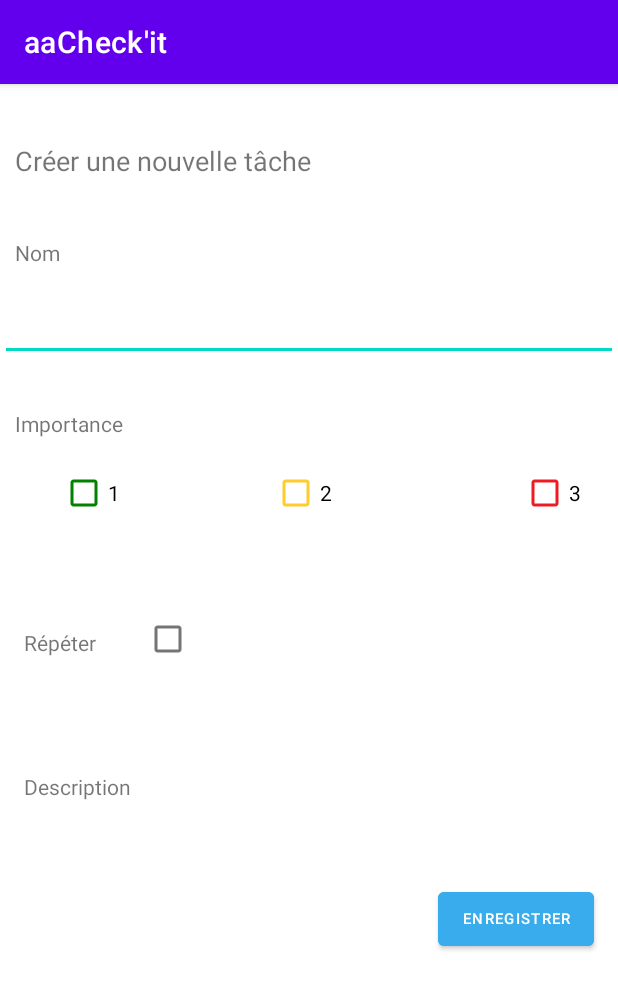
After one commit to Landry-marlhac/AndroidAppESIEE, an Android app: the NewTask screen opened directly, with no data from a screen before it, on a phone screen of 412 x 824 dp. The commit adds this screen. Shown: the top 989 px of the screen. Run offline under Robolectric (Android 15) with nearby library versions, the phone set to English and light mode, and no system bars.

Commit message:
Push avec la page principale modifiée et la page création de tâche

```diff
--- a/app/src/main/AndroidManifest.xml
+++ b/app/src/main/AndroidManifest.xml
@@ -9,6 +9,9 @@
         android:roundIcon="@mipmap/ic_launcher_round"
         android:supportsRtl="true"
         android:theme="@style/Theme.AndroidAppESIEE">
+        <activity
+            android:name=".NewTask"
+            android:exported="true" />
         <activity
             android:name=".MainActivity"
             android:exported="true"
--- a/app/src/main/java/com/example/androidappesiee/MainActivity.java
+++ b/app/src/main/java/com/example/androidappesiee/MainActivity.java
@@ -1,5 +1,6 @@
 package com.example.androidappesiee;
 //test de modif
+import android.content.Intent;
 import android.os.Bundle;
 import android.view.View;
 import android.view.Menu;
@@ -29,11 +30,11 @@ public class MainActivity extends AppCompatActivity {
         setContentView(binding.getRoot());
 
         setSupportActionBar(binding.appBarMain.toolbar);
-        binding.appBarMain.fab.setOnClickListener(new View.OnClickListener() {
+        binding.appBarMain.button.setOnClickListener(new View.OnClickListener() {
             @Override
             public void onClick(View view) {
-                Snackbar.make(view, "Replace with your own action", Snackbar.LENGTH_LONG)
-                        .setAction("Action", null).show();
+                Intent newtaskIntent = new Intent(MainActivity.this, NewTask.class);
+                startActivity(newtaskIntent);
             }
         });
         DrawerLayout drawer = binding.drawerLayout;
--- /dev/null
+++ b/app/src/main/java/com/example/androidappesiee/NewTask.java
@@ -0,0 +1,28 @@
+package com.example.androidappesiee;
+
+import androidx.appcompat.app.AppCompatActivity;
+
+import android.os.Bundle;
+import android.view.View;
+import android.widget.CheckBox;
+
+public class NewTask extends AppCompatActivity {
+
+    CheckBox mpasimportant;
+    CheckBox mimportant;
+    CheckBox mtresimportant;
+
+    @Override
+    protected void onCreate(Bundle savedInstanceState) {
+        super.onCreate(savedInstanceState);
+        setContentView(R.layout.activity_new_task);
+
+        mpasimportant = findViewById(R.id.importance1);
+        mimportant = findViewById(R.id.importance2);
+        mtresimportant = findViewById(R.id.importance3);
+
+
+
+    }
+
+}
--- /dev/null
+++ b/app/src/main/res/layout/activity_new_task.xml
@@ -0,0 +1,155 @@
+<?xml version="1.0" encoding="utf-8"?>
+<androidx.constraintlayout.widget.ConstraintLayout xmlns:android="http://schemas.android.com/apk/res/android"
+    xmlns:app="http://schemas.android.com/apk/res-auto"
+    xmlns:tools="http://schemas.android.com/tools"
+    android:layout_width="match_parent"
+    android:layout_height="match_parent"
+    android:orientation="vertical"
+    tools:context=".NewTask">
+
+    <!-- Titre de la page -->
+
+    <TextView
+        android:layout_width="wrap_content"
+        android:layout_height="wrap_content"
+        android:text="Créer une nouvelle tâche"
+        android:textSize="18dp"
+        app:layout_constraintBottom_toBottomOf="parent"
+        app:layout_constraintEnd_toEndOf="parent"
+        app:layout_constraintHorizontal_bias="0.046"
+        app:layout_constraintStart_toStartOf="parent"
+        app:layout_constraintTop_toTopOf="parent"
+        app:layout_constraintVertical_bias="0.052" />
+
+    <!-- Nom de la tache -->
+
+    <TextView
+        android:layout_width="wrap_content"
+        android:layout_height="wrap_content"
+        android:text="Nom"
+        app:layout_constraintBottom_toBottomOf="parent"
+        app:layout_constraintEnd_toEndOf="parent"
+        app:layout_constraintHorizontal_bias="0.026"
+        app:layout_constraintStart_toStartOf="parent"
+        app:layout_constraintTop_toTopOf="parent"
+        app:layout_constraintVertical_bias="0.137" />
+
+    <EditText
+        android:id="@+id/taskname"
+        android:layout_width="match_parent"
+        android:layout_height="wrap_content"
+        app:layout_constraintBottom_toBottomOf="parent"
+        app:layout_constraintEnd_toEndOf="parent"
+        app:layout_constraintHorizontal_bias="0.0"
+        app:layout_constraintStart_toStartOf="parent"
+        app:layout_constraintTop_toTopOf="parent"
+        app:layout_constraintVertical_bias="0.193" />
+
+    <CheckBox
+        android:layout_width="wrap_content"
+        android:layout_height="wrap_content"
+        app:layout_constraintBottom_toBottomOf="parent"
+        app:layout_constraintEnd_toEndOf="parent"
+        app:layout_constraintHorizontal_bias="0.242"
+        app:layout_constraintStart_toStartOf="parent"
+        app:layout_constraintTop_toTopOf="parent"
+        app:layout_constraintVertical_bias="0.481" />
+
+    <!-- Importance tache -->
+
+    <CheckBox
+        android:id="@+id/importance1"
+        android:layout_width="wrap_content"
+        android:layout_height="wrap_content"
+        android:text="1"
+        app:layout_constraintBottom_toBottomOf="parent"
+        app:layout_constraintEnd_toEndOf="parent"
+        app:layout_constraintHorizontal_bias="0.11"
+        app:layout_constraintStart_toStartOf="parent"
+        app:layout_constraintTop_toTopOf="parent"
+        app:layout_constraintVertical_bias="0.345"
+        android:buttonTint="@color/green" />
+
+    <CheckBox
+        android:id="@+id/importance2"
+        android:layout_width="wrap_content"
+        android:layout_height="wrap_content"
+        android:text="2"
+        app:layout_constraintBottom_toBottomOf="parent"
+        app:layout_constraintEnd_toEndOf="parent"
+        app:layout_constraintHorizontal_bias="0.498"
+        app:layout_constraintStart_toStartOf="parent"
+        app:layout_constraintTop_toTopOf="parent"
+        app:layout_constraintVertical_bias="0.345"
+        android:buttonTint="@color/orange"/>
+
+    <CheckBox
+        android:id="@+id/importance3"
+        android:layout_width="wrap_content"
+        android:layout_height="wrap_content"
+        android:text="3"
+        app:layout_constraintBottom_toBottomOf="parent"
+        app:layout_constraintEnd_toEndOf="parent"
+        app:layout_constraintHorizontal_bias="0.955"
+        app:layout_constraintStart_toStartOf="parent"
+        app:layout_constraintTop_toTopOf="parent"
+        app:layout_constraintVertical_bias="0.345"
+        android:buttonTint="@color/red"/>
+
+    <TextView
+        android:id="@+id/textView3"
+        android:layout_width="wrap_content"
+        android:layout_height="wrap_content"
+        android:text="Importance"
+        app:layout_constraintBottom_toBottomOf="parent"
+        app:layout_constraintEnd_toEndOf="parent"
+        app:layout_constraintHorizontal_bias="0.029"
+        app:layout_constraintStart_toStartOf="parent"
+        app:layout_constraintTop_toTopOf="parent"
+        app:layout_constraintVertical_bias="0.289" />
+
+    <!-- Répétition tache -->
+
+    <TextView
+        android:id="@+id/textView2"
+        android:layout_width="wrap_content"
+        android:layout_height="wrap_content"
+        android:text="Répéter"
+        app:layout_constraintBottom_toBottomOf="parent"
+        app:layout_constraintEnd_toEndOf="parent"
+        app:layout_constraintHorizontal_bias="0.044"
+        app:layout_constraintStart_toStartOf="parent"
+        app:layout_constraintTop_toTopOf="parent"
+        app:layout_constraintVertical_bias="0.484"
+        />
+
+    <!-- Descrition de la tache  -->
+
+    <TextView
+        android:layout_width="wrap_content"
+        android:layout_height="wrap_content"
+        android:text="Description"
+        app:layout_constraintBottom_toBottomOf="parent"
+        app:layout_constraintEnd_toEndOf="parent"
+        app:layout_constraintHorizontal_bias="0.047"
+        app:layout_constraintStart_toStartOf="parent"
+        app:layout_constraintTop_toTopOf="parent"
+        app:layout_constraintVertical_bias="0.613" />
+
+    <!-- Enregistrer la tache -->
+
+    <Button
+        android:id="@+id/savebutton"
+        android:layout_width="wrap_content"
+        android:layout_height="wrap_content"
+        android:backgroundTint="@color/blue_butterfly"
+        android:text="Enregistrer"
+        android:textSize="10dp"
+        app:layout_constraintBottom_toBottomOf="parent"
+        app:layout_constraintEnd_toEndOf="parent"
+        app:layout_constraintHorizontal_bias="0.947"
+        app:layout_constraintStart_toStartOf="parent"
+        app:layout_constraintTop_toTopOf="parent"
+        app:layout_constraintVertical_bias="0.74" />
+
+</androidx.constraintlayout.widget.ConstraintLayout>
--- a/app/src/main/res/layout/app_bar_main.xml
+++ b/app/src/main/res/layout/app_bar_main.xml
@@ -15,20 +15,22 @@
             android:id="@+id/toolbar"
             android:layout_width="match_parent"
             android:layout_height="?attr/actionBarSize"
-            android:background="?attr/colorPrimary"
-            app:popupTheme="@style/Theme.AndroidAppESIEE.PopupOverlay" />
+            android:background="@color/black"
+            app:popupTheme="@style/Theme.AndroidAppESIEE.PopupOverlay"/>
 
     </com.google.android.material.appbar.AppBarLayout>
 
     <include layout="@layout/content_main" />
 
     <com.google.android.material.floatingactionbutton.FloatingActionButton
-        android:id="@+id/fab"
+        android:id="@+id/button"
         android:layout_width="wrap_content"
         android:layout_height="wrap_content"
         android:layout_gravity="bottom|end"
         android:layout_marginEnd="@dimen/fab_margin"
         android:layout_marginBottom="16dp"
-        app:srcCompat="@android:drawable/ic_dialog_email" />
+        android:backgroundTint="@color/blue_butterfly"
+        app:srcCompat="@android:drawable/ic_input_add"
+        tools:ignore="SpeakableTextPresentCheck" />
 
 </androidx.coordinatorlayout.widget.CoordinatorLayout>
--- a/app/src/main/res/values/colors.xml
+++ b/app/src/main/res/values/colors.xml
@@ -7,6 +7,9 @@
     <color name="teal_700">#FF018786</color>
     <color name="black">#FF000000</color>
     <color name="white">#FFFFFFFF</color>
-
+    <color name="blue_butterfly">#FF38ACEC</color>
+    <color name="red">#FFED1B24</color>
+    <color name="green">#FF008200</color>
+    <color name="orange">#FFFFCC2E</color>
     <color name="orange_checkit">#FFF4C00E</color>
 </resources>
```
